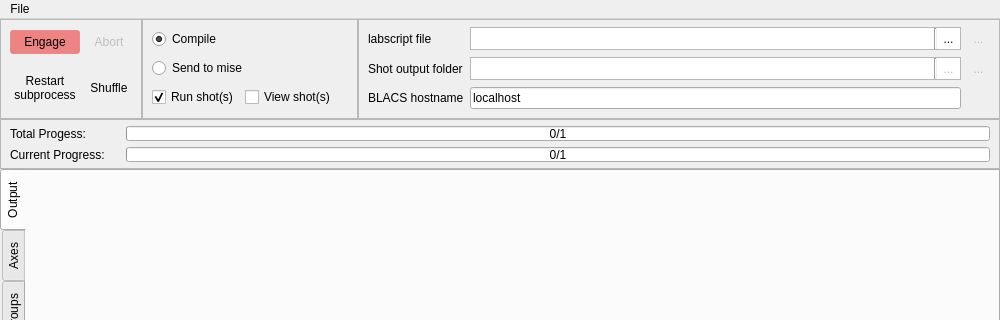
Old version of the form main.ui in the repository labscript-suite-bitbucket-archive-old/PhyNerd-runmanager--forked-from--labscript_suite-runmanager; both pictures show x 0 to 1000 and y 0 to 320 of the 1000 by 650 pixel window.
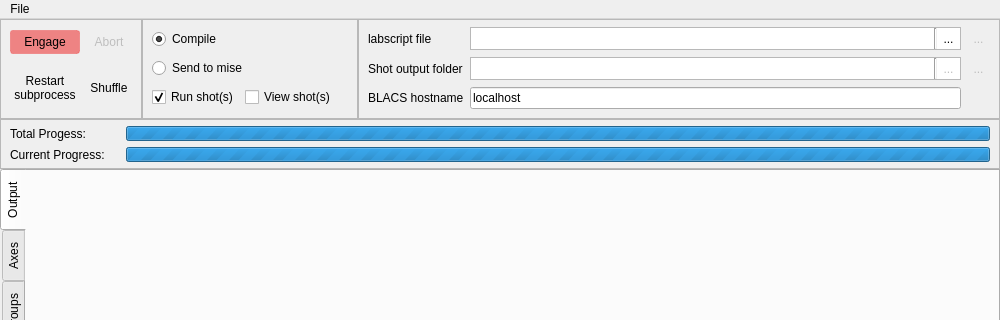
New version of the form. Icons and pictures are not drawn. Custom widgets are drawn as their Qt base class.

The edit to the form file:
```diff
--- a/main.ui
+++ b/main.ui
@@ -733,7 +733,7 @@
             </size>
            </property>
            <property name="maximum">
-            <number>1</number>
+            <number>0</number>
            </property>
            <property name="value">
             <number>0</number>
@@ -775,7 +775,7 @@
             </size>
            </property>
            <property name="maximum">
-            <number>1</number>
+            <number>0</number>
            </property>
            <property name="value">
             <number>0</number>
```
